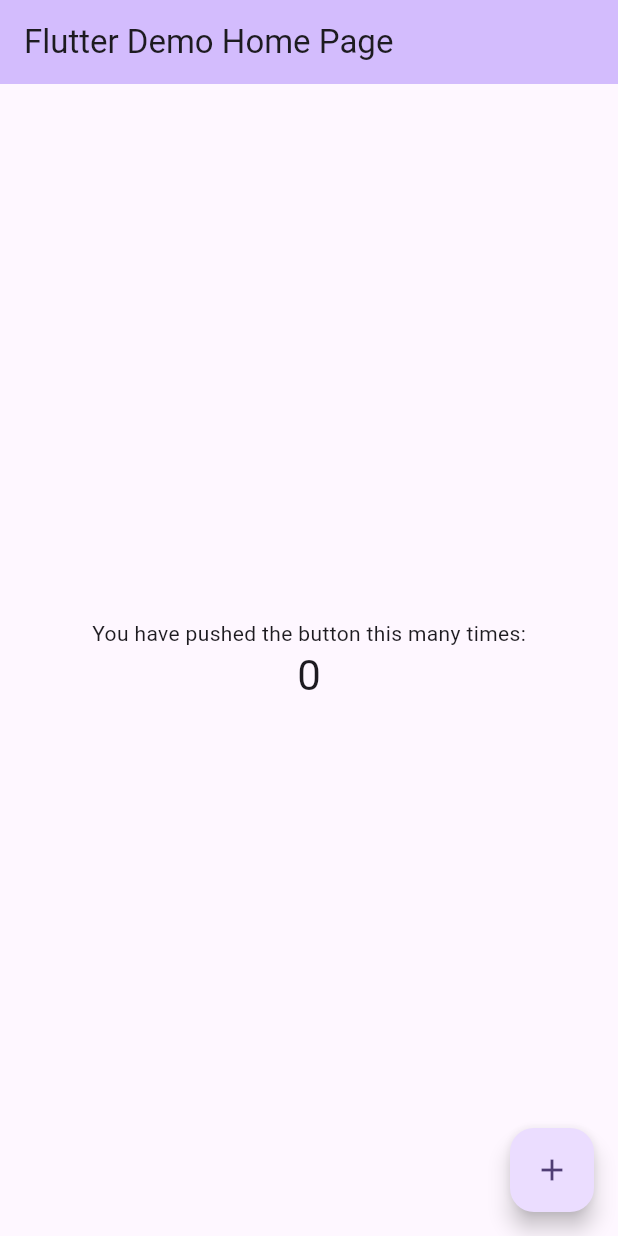
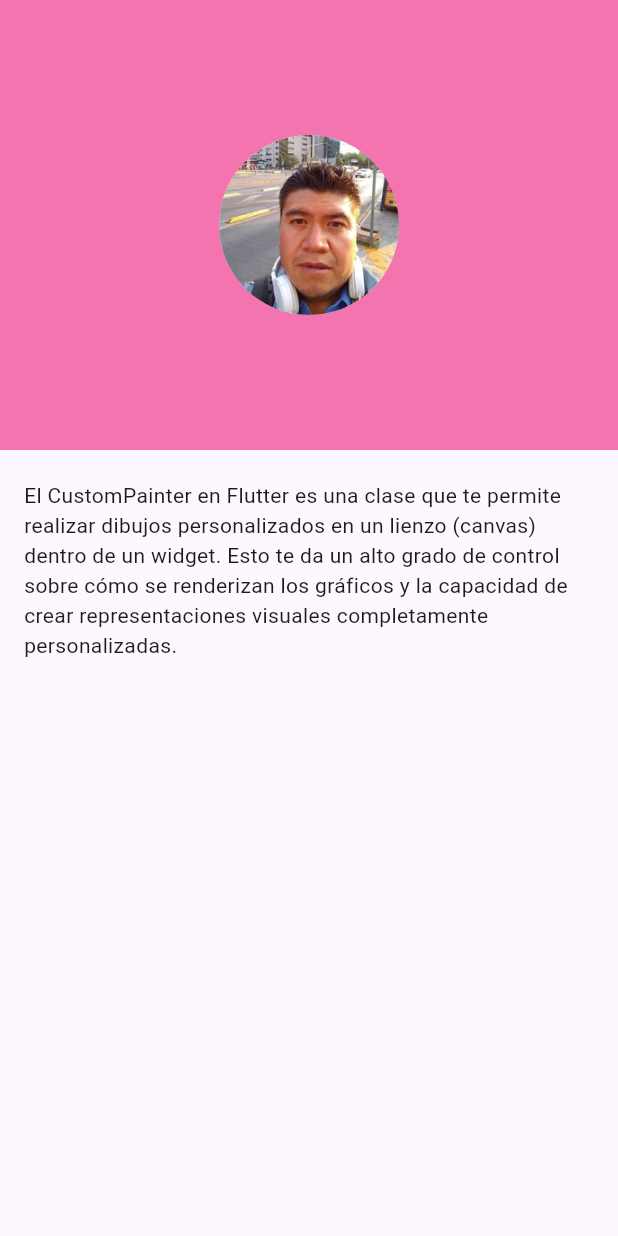
Before and after one commit to alexglzrys/flutter_design_custom_painter, a Flutter app: the screen it shows after launch, on a phone screen of 412 x 824 dp. Run offline on Flutter 3.47's test engine with Material 3 defaults, Android fonts, the phone set to English and light mode, and no system bars.

Commit message:
header rectangular

```diff
--- a/lib/main.dart
+++ b/lib/main.dart
@@ -1,125 +1,17 @@
+import 'package:custom_painter_flutter_app/screens/headers_page.dart';
 import 'package:flutter/material.dart';
 
-void main() {
-  runApp(const MyApp());
-}
+void main() => runApp(const CustomPainterApp());
 
-class MyApp extends StatelessWidget {
-  const MyApp({super.key});
+class CustomPainterApp extends StatelessWidget {
+  const CustomPainterApp({super.key});
 
-  // This widget is the root of your application.
   @override
   Widget build(BuildContext context) {
-    return MaterialApp(
-      title: 'Flutter Demo',
-      theme: ThemeData(
-        // This is the theme of your application.
-        //
-        // TRY THIS: Try running your application with "flutter run". You'll see
-        // the application has a blue toolbar. Then, without quitting the app,
-        // try changing the seedColor in the colorScheme below to Colors.green
-        // and then invoke "hot reload" (save your changes or press the "hot
-        // reload" button in a Flutter-supported IDE, or press "r" if you used
-        // the command line to start the app).
-        //
-        // Notice that the counter didn't reset back to zero; the application
-        // state is not lost during the reload. To reset the state, use hot
-        // restart instead.
-        //
-        // This works for code too, not just values: Most code changes can be
-        // tested with just a hot reload.
-        colorScheme: ColorScheme.fromSeed(seedColor: Colors.deepPurple),
-        useMaterial3: true,
-      ),
-      home: const MyHomePage(title: 'Flutter Demo Home Page'),
+    return const MaterialApp(
+      debugShowCheckedModeBanner: false,
+      title: 'Diseños Personalizados',
+      home: HeadersPage(),
     );
   }
 }
-
-class MyHomePage extends StatefulWidget {
-  const MyHomePage({super.key, required this.title});
-
-  // This widget is the home page of your application. It is stateful, meaning
-  // that it has a State object (defined below) that contains fields that affect
-  // how it looks.
-
-  // This class is the configuration for the state. It holds the values (in this
-  // case the title) provided by the parent (in this case the App widget) and
-  // used by the build method of the State. Fields in a Widget subclass are
-  // always marked "final".
-
-  final String title;
-
-  @override
-  State<MyHomePage> createState() => _MyHomePageState();
-}
-
-class _MyHomePageState extends State<MyHomePage> {
-  int _counter = 0;
-
-  void _incrementCounter() {
-    setState(() {
-      // This call to setState tells the Flutter framework that something has
-      // changed in this State, which causes it to rerun the build method below
-      // so that the display can reflect the updated values. If we changed
-      // _counter without calling setState(), then the build method would not be
-      // called again, and so nothing would appear to happen.
-      _counter++;
-    });
-  }
-
-  @override
-  Widget build(BuildContext context) {
-    // This method is rerun every time setState is called, for instance as done
-    // by the _incrementCounter method above.
-    //
-    // The Flutter framework has been optimized to make rerunning build methods
-    // fast, so that you can just rebuild anything that needs updating rather
-    // than having to individually change instances of widgets.
-    return Scaffold(
-      appBar: AppBar(
-        // TRY THIS: Try changing the color here to a specific color (to
-        // Colors.amber, perhaps?) and trigger a hot reload to see the AppBar
-        // change color while the other colors stay the same.
-        backgroundColor: Theme.of(context).colorScheme.inversePrimary,
-        // Here we take the value from the MyHomePage object that was created by
-        // the App.build method, and use it to set our appbar title.
-        title: Text(widget.title),
-      ),
-      body: Center(
-        // Center is a layout widget. It takes a single child and positions it
-        // in the middle of the parent.
-        child: Column(
-          // Column is also a layout widget. It takes a list of children and
-          // arranges them vertically. By default, it sizes itself to fit its
-          // children horizontally, and tries to be as tall as its parent.
-          //
-          // Column has various properties to control how it sizes itself and
-          // how it positions its children. Here we use mainAxisAlignment to
-          // center the children vertically; the main axis here is the vertical
-          // axis because Columns are vertical (the cross axis would be
-          // horizontal).
-          //
-          // TRY THIS: Invoke "debug painting" (choose the "Toggle Debug Paint"
-          // action in the IDE, or press "p" in the console), to see the
-          // wireframe for each widget.
-          mainAxisAlignment: MainAxisAlignment.center,
-          children: <Widget>[
-            const Text(
-              'You have pushed the button this many times:',
-            ),
-            Text(
-              '$_counter',
-              style: Theme.of(context).textTheme.headlineMedium,
-            ),
-          ],
-        ),
-      ),
-      floatingActionButton: FloatingActionButton(
-        onPressed: _incrementCounter,
-        tooltip: 'Increment',
-        child: const Icon(Icons.add),
-      ), // This trailing comma makes auto-formatting nicer for build methods.
-    );
-  }
-}
--- /dev/null
+++ b/lib/screens/headers_page.dart
@@ -0,0 +1,38 @@
+import 'package:custom_painter_flutter_app/widgets/widgets.dart';
+import 'package:flutter/material.dart';
+
+class HeadersPage extends StatelessWidget {
+  const HeadersPage({super.key});
+
+  @override
+  Widget build(BuildContext context) {
+    return const Scaffold(
+      body: SingleChildScrollView(
+          child: Column(
+        children: [
+          HeaderRectangular(),
+          Content(),
+        ],
+      )),
+    );
+  }
+}
+
+// Widget que representa el contenido principal de la pantalla
+class Content extends StatelessWidget {
+  const Content({super.key});
+
+  @override
+  Widget build(BuildContext context) {
+    return Container(
+      padding: const EdgeInsets.symmetric(horizontal: 16),
+      child: const Column(
+        children: [
+          SizedBox(height: 20),
+          Text(
+              'El CustomPainter en Flutter es una clase que te permite realizar dibujos personalizados en un lienzo (canvas) dentro de un widget. Esto te da un alto grado de control sobre cómo se renderizan los gráficos y la capacidad de crear representaciones visuales completamente personalizadas.')
+        ],
+      ),
+    );
+  }
+}
--- /dev/null
+++ b/lib/widgets/header_rectangular.dart
@@ -0,0 +1,24 @@
+import 'package:flutter/material.dart';
+
+// Widget para representar una cabecera rectangular
+class HeaderRectangular extends StatelessWidget {
+  const HeaderRectangular({super.key});
+
+  @override
+  Widget build(BuildContext context) {
+    // Se recomienda usar Container hasta donde sea posible.
+    return Container(
+      height: 300,
+      // Establecer un color en formato hexadecimal
+      // Se utiliza el prefijo 0xff seguido del código de color con 6 dígitos
+      color: const Color(0xffF374AE),
+      // Contenido a mostrar denro de la cabecera personalizada
+      child: const Center(
+        child: CircleAvatar(
+          backgroundImage: AssetImage('assets/images/avatar.jpg'),
+          radius: 60,
+        ),
+      ),
+    );
+  }
+}
--- /dev/null
+++ b/lib/widgets/widgets.dart
@@ -0,0 +1,2 @@
+// Archivo de barril concentrador de widgets
+export 'package:custom_painter_flutter_app/widgets/header_rectangular.dart';
--- a/pubspec.yaml
+++ b/pubspec.yaml
@@ -59,8 +59,8 @@ flutter:
   uses-material-design: true
 
   # To add assets to your application, add an assets section, like this:
-  # assets:
-  #   - images/a_dot_burr.jpeg
+  assets:
+    - assets/images/
   #   - images/a_dot_ham.jpeg
 
   # An image asset can refer to one or more resolution-specific "variants", see
```
Also changed, not shown: assets/images/avatar.jpg (added), 1 other file.
